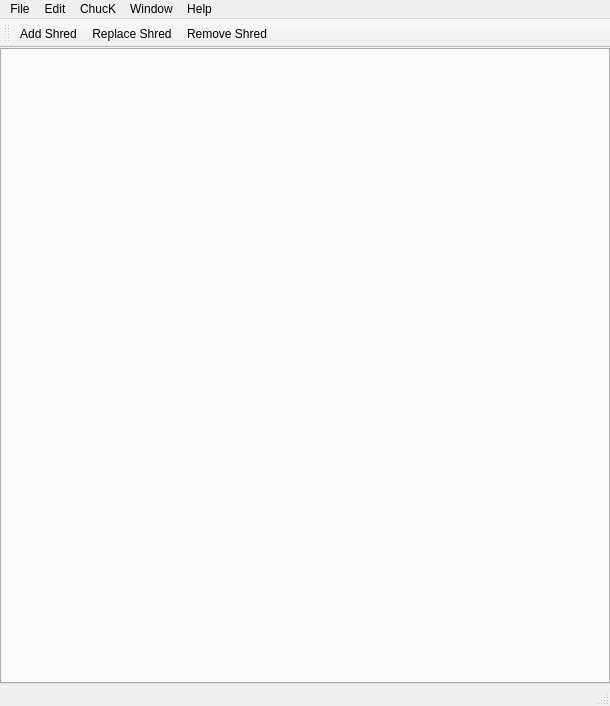
First picture: the form in src/qt/mAMainWindow.ui, repository ccrma/miniAudicle, before the edit.
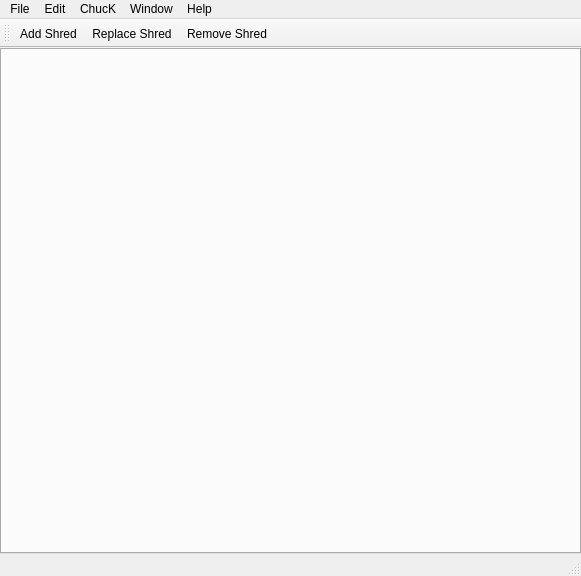
Second picture: the form after the edit. Icons and pictures are not drawn.

Diff of the .ui file:
```diff
--- a/src/qt/mAMainWindow.ui
+++ b/src/qt/mAMainWindow.ui
@@ -6,8 +6,8 @@
    <rect>
     <x>0</x>
     <y>0</y>
-    <width>610</width>
-    <height>706</height>
+    <width>581</width>
+    <height>576</height>
    </rect>
   </property>
   <property name="minimumSize">
@@ -45,7 +45,7 @@
     <rect>
      <x>0</x>
      <y>0</y>
-     <width>610</width>
+     <width>581</width>
      <height>22</height>
     </rect>
    </property>
```
